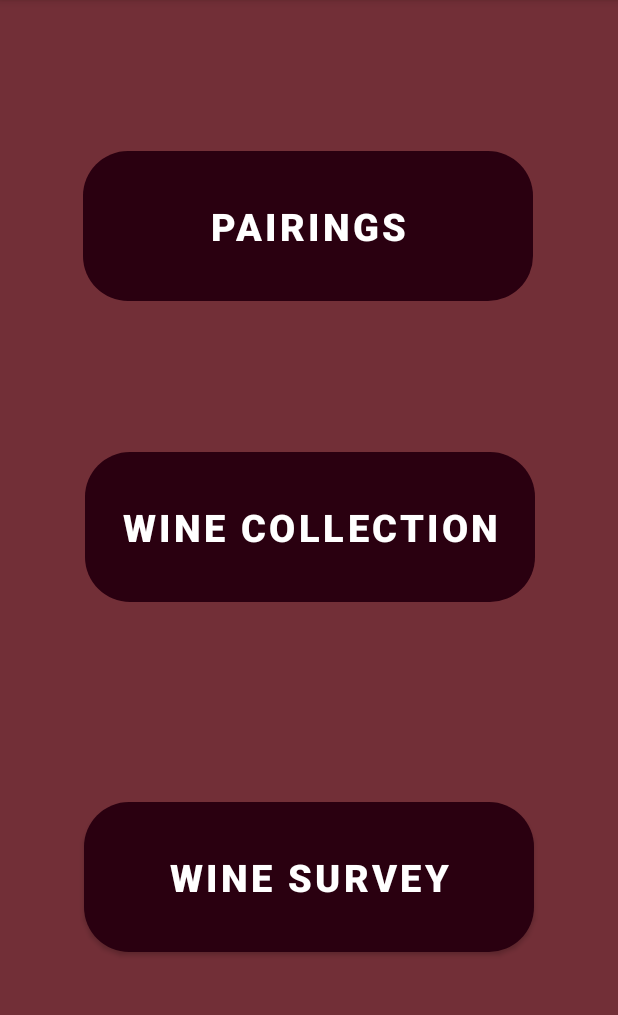
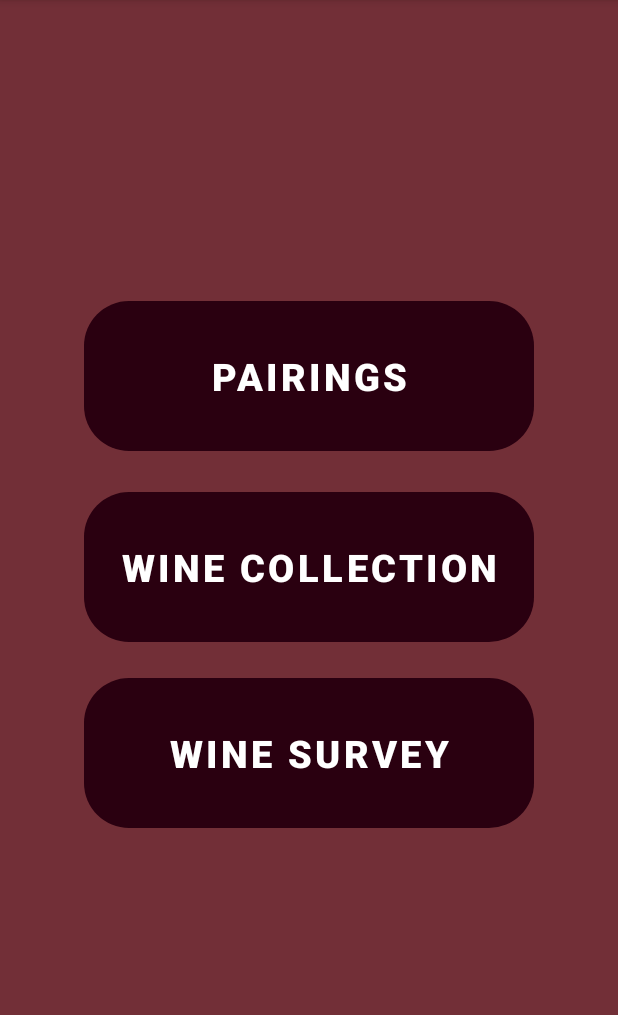
Before and after one commit to Burdj3/MySomm, an Android app: the screen it shows after launch (MainActivity), on a phone screen of 412 x 824 dp, the part 84-1099 px from its top. Run offline under Robolectric (Android 15) with nearby library versions, the phone set to English and light mode, and no system bars.

Commit message:
Adjusting button layout for homescreen to be more equally spaced

```diff
--- a/app/src/main/res/layout/activity_main.xml
+++ b/app/src/main/res/layout/activity_main.xml
@@ -18,11 +18,11 @@
         android:textSize="25dp"
         android:textStyle="bold"
         app:layout_constraintBottom_toBottomOf="parent"
-        app:layout_constraintHorizontal_bias="0.494"
-        app:layout_constraintLeft_toLeftOf="parent"
-        app:layout_constraintRight_toRightOf="parent"
+        app:layout_constraintEnd_toEndOf="parent"
+        app:layout_constraintHorizontal_bias="0.5"
+        app:layout_constraintStart_toStartOf="parent"
         app:layout_constraintTop_toTopOf="parent"
-        app:layout_constraintVertical_bias="0.151" />
+        app:layout_constraintVertical_bias="0.3" />
 
     <Button
         android:id="@+id/wineCollectionButton"
@@ -35,12 +35,10 @@
         android:textStyle="bold"
         app:layout_constraintBottom_toBottomOf="parent"
         app:layout_constraintEnd_toEndOf="parent"
-        app:layout_constraintHorizontal_bias="0.505"
-        app:layout_constraintLeft_toLeftOf="parent"
-        app:layout_constraintRight_toRightOf="parent"
+        app:layout_constraintHorizontal_bias="0.5"
         app:layout_constraintStart_toStartOf="parent"
         app:layout_constraintTop_toBottomOf="@+id/wineDishButton"
-        app:layout_constraintVertical_bias="0.216" />
+        app:layout_constraintVertical_bias="0.075" />
 
     <Button
         android:id="@+id/wineSurveyButton"
@@ -53,9 +51,11 @@
         android:textSize="25sp"
         android:textStyle="bold"
         app:layout_constraintBottom_toBottomOf="parent"
-        app:layout_constraintLeft_toLeftOf="parent"
-        app:layout_constraintRight_toRightOf="parent"
-        app:layout_constraintTop_toBottomOf="@+id/wineCollectionButton" />
+        app:layout_constraintEnd_toEndOf="parent"
+        app:layout_constraintHorizontal_bias="0.5"
+        app:layout_constraintStart_toStartOf="parent"
+        app:layout_constraintTop_toBottomOf="@+id/wineCollectionButton"
+        app:layout_constraintVertical_bias="0.1" />
 
 
 </androidx.constraintlayout.widget.ConstraintLayout>
```
